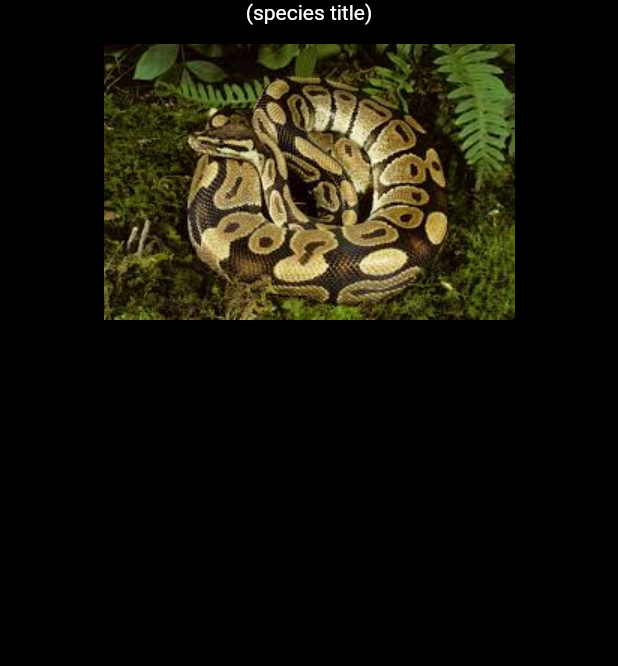
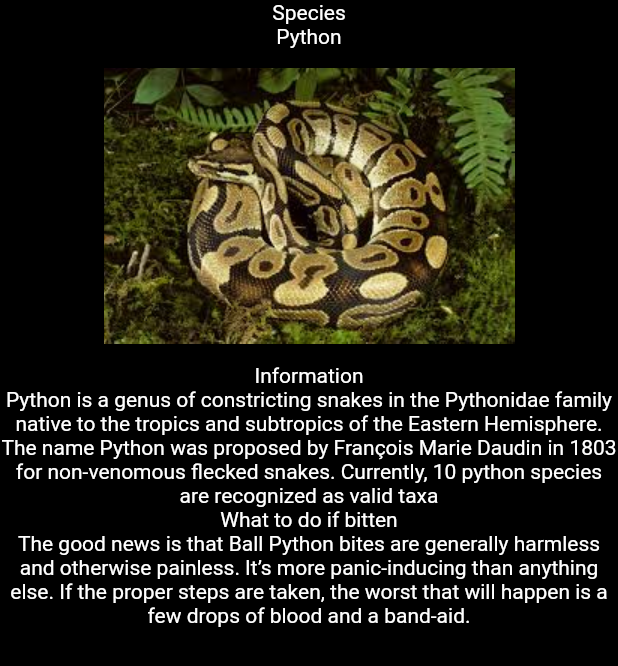
Before and after one commit to aaaldaco2002/snake_charmer, a Flutter app: the DetailView screen opened directly, on a phone screen of 412 x 824 dp. Shown: the top 666 px of the screen. Run offline on Flutter 3.47's test engine with Material 2 defaults, Android fonts, the phone set to English and light mode, and no system bars; our stand-ins replace image_picker; Roboto replaces fonts that are missing (RobotoMono-Regular).

Commit message:
added fonts and finised most of the information page

```diff
--- a/lib/detail_view.dart
+++ b/lib/detail_view.dart
@@ -14,7 +14,13 @@ class _DetailViewState extends State<DetailView> {
         color: Colors.black,
         child: ListView(
           children: <Widget>[
-            Text('(species title)',
+            Text('Species',
+              style: TextStyle(
+                  color: Colors.white
+              ),
+              textAlign: TextAlign.center,
+            ),
+            Text('Python',
                 style: TextStyle(
                   color: Colors.white
                 ),
@@ -24,7 +30,41 @@ class _DetailViewState extends State<DetailView> {
               "assets/python.jpg",
               width: 210.0,
               height: 210.0,
-            )
+            ),
+            Text(
+              'Information',
+              style: TextStyle(
+                  color: Colors.white,
+                fontFamily: 'RobotoMono-Regular',
+
+              ),
+              textAlign: TextAlign.center,
+            ),
+            Text(
+              'Python is a genus of constricting snakes in the Pythonidae family native to the tropics and subtropics of the Eastern Hemisphere. The name Python was proposed by François Marie Daudin in 1803 for non-venomous flecked snakes. Currently, 10 python species are recognized as valid taxa',
+               style: TextStyle (
+               color: Colors.white
+               ),
+              textAlign: TextAlign.center,
+            ),
+            Text(
+              'What to do if bitten',
+              style: TextStyle(
+                  color: Colors.white,
+
+              ),
+              textAlign: TextAlign.center,
+            ),
+            Text(
+              'The good news is that Ball Python bites are generally harmless and otherwise painless. It’s more panic-inducing than anything else. If the proper steps are taken, the worst that will happen is a few drops of blood and a band-aid.',
+              style: TextStyle(
+                  color: Colors.white
+              ),
+              textAlign: TextAlign.center,
+            ),
+
+
+
             //Image.asset(Dangerlevel)
 
           ],
```
Also changed, not shown: assets/RobotoMono-Regular.ttf (added).
